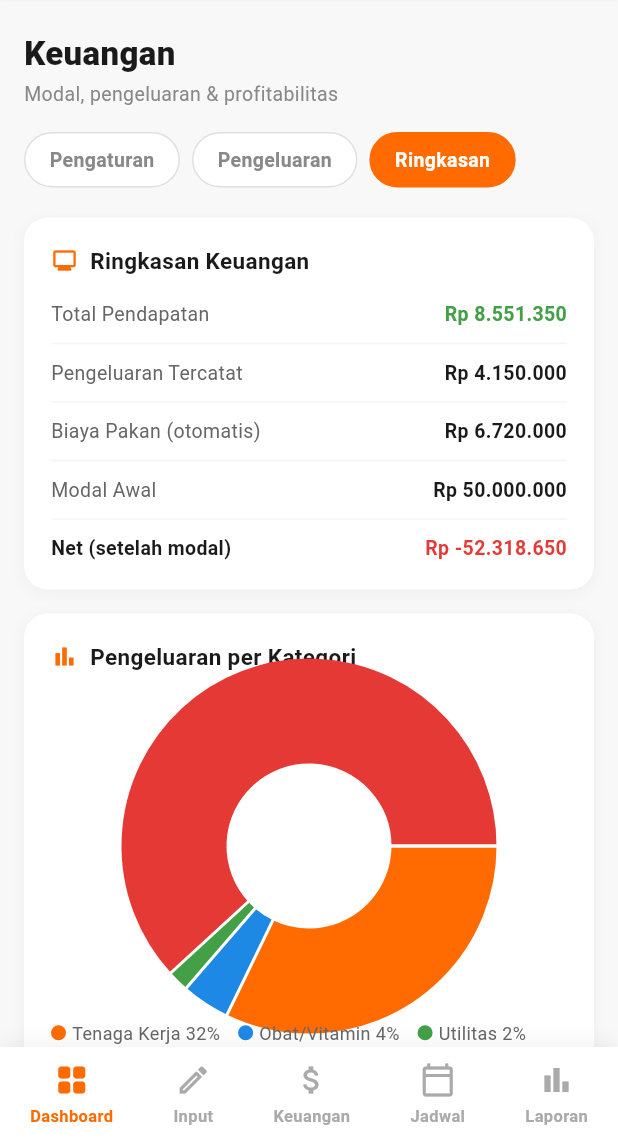
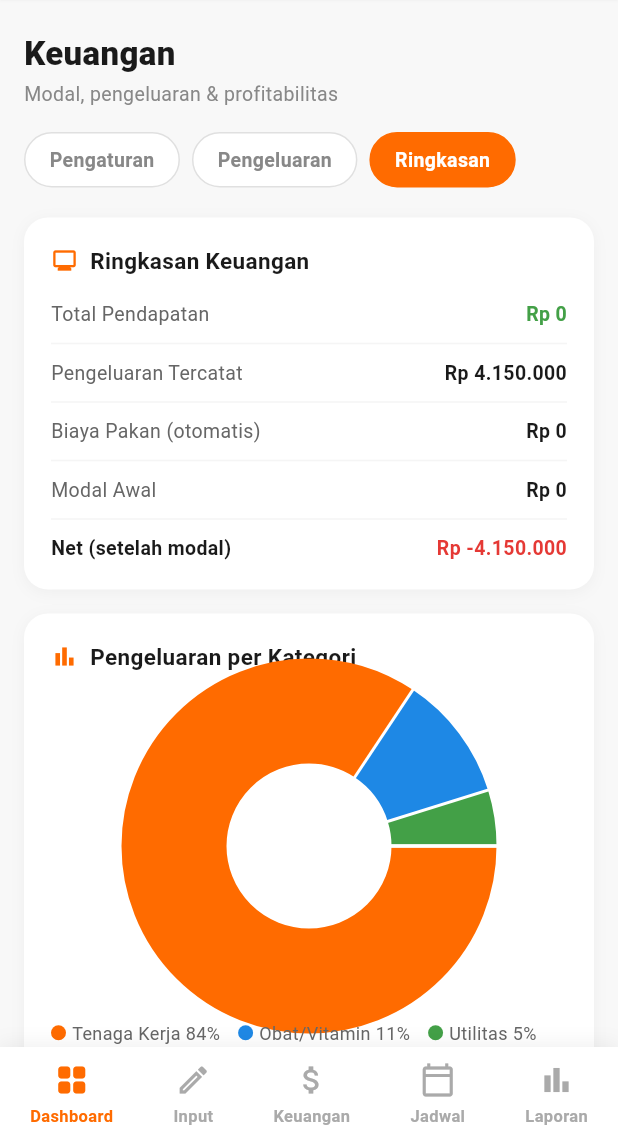
Before and after one commit to NazalPrastya/mobile-ayamon, a Flutter app: the FarmFinanceScreen screen opened directly with empty values, after a tap on "Pengeluaran", after a tap on "Ringkasan", on a phone screen of 412 x 824 dp, the part 93-1236 px from its top. Run offline on Flutter 3.47's test engine with Material 3 defaults, Android fonts, the phone set to English and light mode, and no system bars; drawn by our look-alikes of fl_chart; our stand-ins replace shared_preferences; accounts and stored records are empty; network calls fail.

Commit message:
feat: update seetting money

```diff
--- a/lib/screens/farm_finance_screen.dart
+++ b/lib/screens/farm_finance_screen.dart
@@ -2,6 +2,8 @@ import 'package:flutter/material.dart';
 import 'package:flutter/services.dart';
 import 'package:fl_chart/fl_chart.dart';
 import 'farm_list_screen.dart';
+import '../models/farm_model.dart';
+import '../services/farm_service.dart';
 
 // ─── Models ───────────────────────────────────────────────────────────────────
 
@@ -44,12 +46,17 @@ class _FarmFinanceScreenState extends State<FarmFinanceScreen> {
   int _tab = 0; // 0=Pengaturan 1=Pengeluaran 2=Ringkasan
 
   // ── Pengaturan state ──
-  final _jumlahAyamCtrl = TextEditingController(text: '1000');
-  final _modalCtrl = TextEditingController(text: '50000000');
-  final _hargaJualCtrl = TextEditingController(text: '25000');
-  final _biayaPakanCtrl = TextEditingController(text: '8000');
-  final _biayaOpsCtrl = TextEditingController(text: '3000000');
-  final _targetHenDayCtrl = TextEditingController(text: '80');
+  bool _settingLoading = true;
+  bool _settingSaving = false;
+  String? _settingError;
+  FarmModel? _farmModel;
+
+  final _jumlahAyamCtrl = TextEditingController();
+  final _modalCtrl = TextEditingController();
+  final _hargaJualCtrl = TextEditingController();
+  final _biayaPakanCtrl = TextEditingController();
+  final _biayaOpsCtrl = TextEditingController();
+  final _targetHenDayCtrl = TextEditingController();
 
   // ── Pengeluaran state ──
   DateTime _expDate = DateTime.now();
@@ -90,6 +97,44 @@ class _FarmFinanceScreenState extends State<FarmFinanceScreen> {
   ];
 
   @override
+  void initState() {
+    super.initState();
+    _loadFarmDetail();
+  }
+
+  Future<void> _loadFarmDetail() async {
+    setState(() {
+      _settingLoading = true;
+      _settingError = null;
+    });
+    final (model, error) = await FarmService.instance.getFarm(widget.farm.id);
+    if (!mounted) return;
+    if (error != null) {
+      setState(() {
+        _settingError = error;
+        _settingLoading = false;
+      });
+      return;
+    }
+    _farmModel = model;
+    _jumlahAyamCtrl.text = _formatThousands(model!.chickenCount.toString());
+    _modalCtrl.text = _formatThousands(
+      double.tryParse(model.capital)?.toStringAsFixed(0) ?? '0',
+    );
+    _hargaJualCtrl.text = _formatThousands(
+      double.tryParse(model.priceSell)?.toStringAsFixed(0) ?? '0',
+    );
+    _biayaPakanCtrl.text = _formatThousands(
+      double.tryParse(model.priceFeed)?.toStringAsFixed(0) ?? '0',
+    );
+    _biayaOpsCtrl.text = _formatThousands(
+      double.tryParse(model.priceOps)?.toStringAsFixed(0) ?? '0',
+    );
+    _targetHenDayCtrl.text = _formatThousands(model.eggTarget.toString());
+    setState(() => _settingLoading = false);
+  }
+
+  @override
   void dispose() {
     _jumlahAyamCtrl.dispose();
     _modalCtrl.dispose();
@@ -100,6 +145,19 @@ class _FarmFinanceScreenState extends State<FarmFinanceScreen> {
     _expAmountCtrl.dispose();
     _expNoteCtrl.dispose();
     super.dispose();
+  }
+
+  String _formatThousands(String numStr) {
+    final digits = numStr.replaceAll('.', '');
+    if (digits.isEmpty) return '';
+    final buf = StringBuffer();
+    int count = 0;
+    for (int i = digits.length - 1; i >= 0; i--) {
+      if (count > 0 && count % 3 == 0) buf.write('.');
+      buf.write(digits[i]);
+      count++;
+    }
+    return buf.toString().split('').reversed.join();
   }
 
   String _formatDate(DateTime d) =>
@@ -262,8 +320,86 @@ class _FarmFinanceScreenState extends State<FarmFinanceScreen> {
     );
   }
 
+  Future<void> _savePengaturan() async {
+    if (_farmModel == null) return;
+    setState(() => _settingSaving = true);
+    final (_, error) = await FarmService.instance.updateFarm(widget.farm.id, {
+      'name': _farmModel!.name,
+      'location': _farmModel!.location ?? '',
+      'periode': _farmModel!.periode,
+      'chicken_count':
+          int.tryParse(_jumlahAyamCtrl.text.trim().replaceAll('.', '')) ?? 0,
+      'capital':
+          double.tryParse(_modalCtrl.text.trim().replaceAll('.', '')) ?? 0,
+      'price_sell':
+          double.tryParse(_hargaJualCtrl.text.trim().replaceAll('.', '')) ?? 0,
+      'price_feed':
+          double.tryParse(_biayaPakanCtrl.text.trim().replaceAll('.', '')) ?? 0,
+      'price_ops':
+          double.tryParse(_biayaOpsCtrl.text.trim().replaceAll('.', '')) ?? 0,
+      'egg_target':
+          int.tryParse(_targetHenDayCtrl.text.trim().replaceAll('.', '')) ?? 0,
+    });
+    if (!mounted) return;
+    setState(() => _settingSaving = false);
+    if (error != null) {
+      ScaffoldMessenger.of(context).showSnackBar(
+        SnackBar(
+          content: Text(error),
+          backgroundColor: Colors.red,
+          behavior: SnackBarBehavior.floating,
+          shape: RoundedRectangleBorder(
+            borderRadius: BorderRadius.circular(10),
+          ),
+        ),
+      );
+    } else {
+      ScaffoldMessenger.of(context).showSnackBar(
+        const SnackBar(
+          content: Text('Pengaturan disimpan!'),
+          backgroundColor: Color(0xFFFF6B00),
+          behavior: SnackBarBehavior.floating,
+        ),
+      );
+      _loadFarmDetail();
+    }
+  }
+
   // ─── Pengaturan ──────────────────────────────────────────────────────────────
   Widget _buildPengaturan() {
+    if (_settingLoading) {
+      return const Center(
+        child: Padding(
+          padding: EdgeInsets.symmetric(vertical: 40),
+          child: CircularProgressIndicator(color: Color(0xFFFF6B00)),
+        ),
+      );
+    }
+    if (_settingError != null) {
+      return Center(
+        child: Padding(
+          padding: const EdgeInsets.symmetric(vertical: 32),
+          child: Column(
+            mainAxisSize: MainAxisSize.min,
+            children: [
+              Text(
+                _settingError!,
+                style: const TextStyle(color: Color(0xFF888888), fontSize: 13),
+              ),
+              const SizedBox(height: 12),
+              ElevatedButton(
+                onPressed: _loadFarmDetail,
+                style: ElevatedButton.styleFrom(
+                  backgroundColor: const Color(0xFFFF6B00),
+                  foregroundColor: Colors.white,
+                ),
+                child: const Text('Coba Lagi'),
+              ),
+            ],
+          ),
+        ),
+      );
+    }
     return _card([
       _sectionHeader(Icons.radio_button_checked_outlined, 'Pengaturan Usaha'),
       const SizedBox(height: 16),
@@ -313,22 +449,20 @@ class _FarmFinanceScreenState extends State<FarmFinanceScreen> {
         width: double.infinity,
         height: 50,
         child: ElevatedButton.icon(
-          onPressed: () {
-            ScaffoldMessenger.of(context).showSnackBar(
-              SnackBar(
-                content: const Text('Pengaturan disimpan!'),
-                backgroundColor: const Color(0xFFFF6B00),
-                behavior: SnackBarBehavior.floating,
-                shape: RoundedRectangleBorder(
-                  borderRadius: BorderRadius.circular(10),
-                ),
-              ),
-            );
-          },
-          icon: const Icon(Icons.save_outlined, color: Colors.white, size: 18),
-          label: const Text(
-            'Simpan Pengaturan',
-            style: TextStyle(
+          onPressed: _settingSaving ? null : _savePengaturan,
+          icon: _settingSaving
+              ? const SizedBox(
+                  width: 18,
+                  height: 18,
+                  child: CircularProgressIndicator(
+                    color: Colors.white,
+                    strokeWidth: 2,
+                  ),
+                )
+              : const Icon(Icons.save_outlined, color: Colors.white, size: 18),
+          label: Text(
+            _settingSaving ? 'Menyimpan...' : 'Simpan Pengaturan',
+            style: const TextStyle(
               color: Colors.white,
               fontSize: 15,
               fontWeight: FontWeight.w700,
@@ -361,12 +495,8 @@ class _FarmFinanceScreenState extends State<FarmFinanceScreen> {
         const SizedBox(height: 6),
         TextFormField(
           controller: ctrl,
-          keyboardType: TextInputType.numberWithOptions(decimal: decimal),
-          inputFormatters: [
-            FilteringTextInputFormatter.allow(
-              decimal ? RegExp(r'^\d*\.?\d*') : RegExp(r'^\d*'),
-            ),
-          ],
+          keyboardType: TextInputType.number,
+          inputFormatters: [_ThousandSeparatorFormatter()],
           decoration: InputDecoration(
             filled: true,
             fillColor: const Color(0xFFF5F5F5),
@@ -789,10 +919,13 @@ class _FarmFinanceScreenState extends State<FarmFinanceScreen> {
 
   // ─── Ringkasan ───────────────────────────────────────────────────────────────
   Widget _buildRingkasan() {
-    final modal = double.tryParse(_modalCtrl.text) ?? 50000000;
-    final hargaJual = double.tryParse(_hargaJualCtrl.text) ?? 25000;
-    final biayaPakan = double.tryParse(_biayaPakanCtrl.text) ?? 8000;
-    final jumlahAyam = double.tryParse(_jumlahAyamCtrl.text) ?? 1000;
+    final modal = double.tryParse(_modalCtrl.text.replaceAll('.', '')) ?? 0;
+    final hargaJual =
+        double.tryParse(_hargaJualCtrl.text.replaceAll('.', '')) ?? 0;
+    final biayaPakan =
+        double.tryParse(_biayaPakanCtrl.text.replaceAll('.', '')) ?? 0;
+    final jumlahAyam =
+        double.tryParse(_jumlahAyamCtrl.text.replaceAll('.', '')) ?? 0;
 
     // dummy: pendapatan dari 7 hari x 800 telur x harga
     const totalEggs = 5517.0; // 7 hari
@@ -1065,3 +1198,27 @@ class _NavItem {
   final String label;
   const _NavItem(this.icon, this.label);
 }
+
+class _ThousandSeparatorFormatter extends TextInputFormatter {
+  @override
+  TextEditingValue formatEditUpdate(
+    TextEditingValue oldValue,
+    TextEditingValue newValue,
+  ) {
+    final digits = newValue.text.replaceAll('.', '');
+    if (digits.isEmpty) return newValue.copyWith(text: '');
+    if (int.tryParse(digits) == null) return oldValue;
+    final buf = StringBuffer();
+    int count = 0;
+    for (int i = digits.length - 1; i >= 0; i--) {
+      if (count > 0 && count % 3 == 0) buf.write('.');
+      buf.write(digits[i]);
+      count++;
+    }
+    final formatted = buf.toString().split('').reversed.join();
+    return newValue.copyWith(
+      text: formatted,
+      selection: TextSelection.collapsed(offset: formatted.length),
+    );
+  }
+}
--- a/lib/services/farm_service.dart
+++ b/lib/services/farm_service.dart
@@ -29,6 +29,36 @@ class FarmService {
             .map((e) => FarmModel.fromJson(e as Map<String, dynamic>))
             .toList();
         return (list, null);
+      }
+
+      return (null, (body['message'] as String?) ?? 'Gagal mengambil data.');
+    } on TimeoutException {
+      return (null, 'Request timeout. Pastikan server sedang berjalan.');
+    } catch (e) {
+      return (null, 'Error: ${e.toString()}');
+    }
+  }
+
+  Future<(FarmModel?, String?)> getFarm(String id) async {
+    final token = await AuthService.instance.getToken();
+    if (token == null)
+      return (null, 'Sesi tidak ditemukan. Silakan login ulang.');
+
+    try {
+      final response = await http
+          .get(
+            Uri.parse(ApiConfig.farmUrl(id)),
+            headers: {
+              'Authorization': 'Bearer $token',
+              'Accept': 'application/json',
+            },
+          )
+          .timeout(const Duration(seconds: 15));
+
+      final body = jsonDecode(response.body) as Map<String, dynamic>;
+
+      if (response.statusCode == 200 && body['status'] == 'success') {
+        return (FarmModel.fromJson(body['data'] as Map<String, dynamic>), null);
       }
 
       return (null, (body['message'] as String?) ?? 'Gagal mengambil data.');
```
